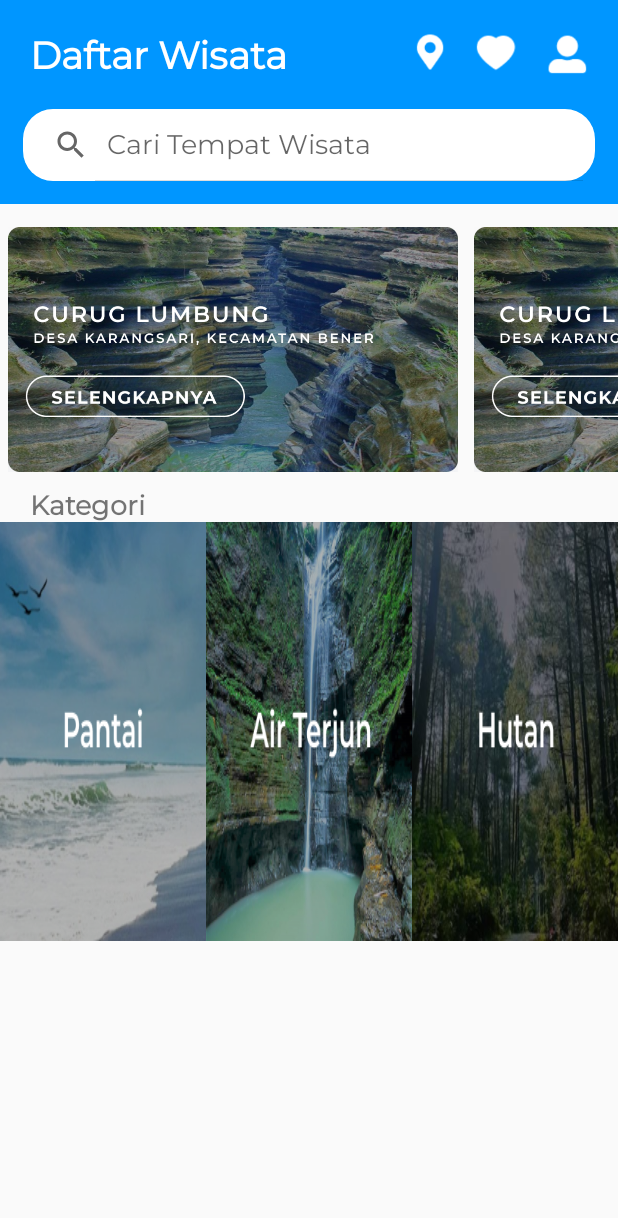
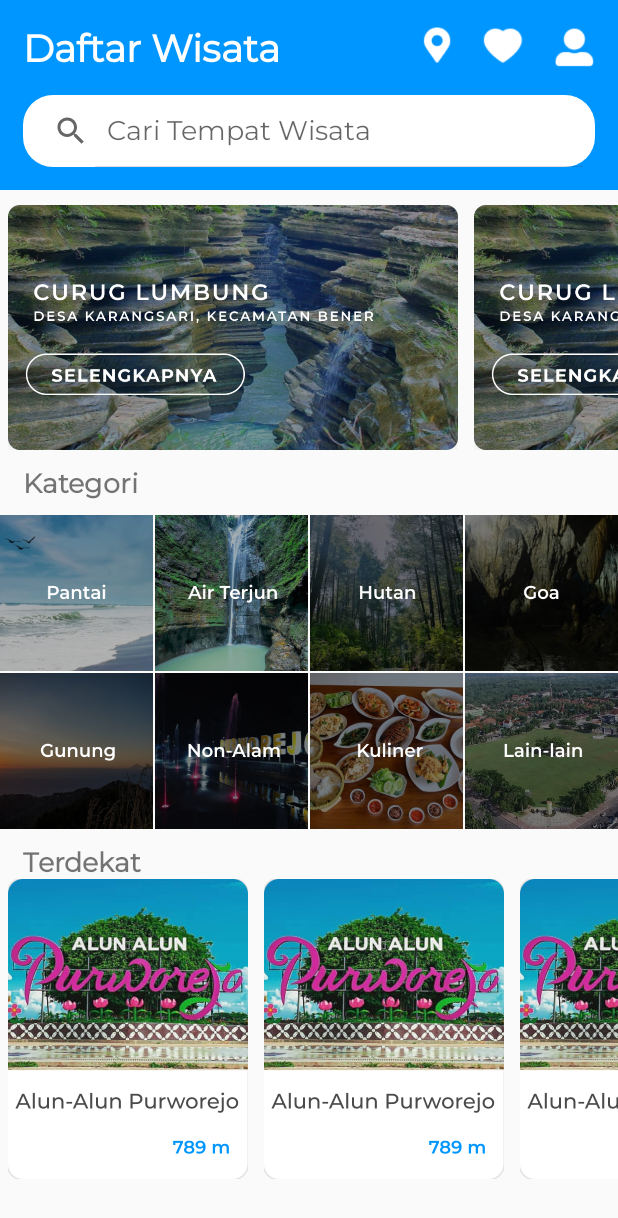
Before and after one commit to sakanusiw/TravelPurworejo, an Android app: the screen it shows after launch (HomeActivity), on a phone screen of 412 x 824 dp. Shown: the top 1218 px of the screen. Run offline under Robolectric (Android 15) with nearby library versions, the phone set to English and light mode, and no system bars.

Commit message:
added more categories and near places feature

```diff
--- a/app/src/main/java/com/example/travelpurworejo/HomeActivity.kt
+++ b/app/src/main/java/com/example/travelpurworejo/HomeActivity.kt
@@ -7,7 +7,8 @@ import android.view.MenuItem
 import android.widget.SearchView
 import androidx.recyclerview.widget.LinearLayoutManager
 import androidx.recyclerview.widget.RecyclerView
-import com.example.travelpurworejo.RecyclerView.MyAdapter
+import com.example.travelpurworejo.RecyclerView.CardAdapter
+import com.example.travelpurworejo.RecyclerView.NearbyAdapter
 
 class HomeActivity : AppCompatActivity() {
 
@@ -31,8 +32,20 @@ class HomeActivity : AppCompatActivity() {
         imageResources.add(R.drawable.curug_lumbung)
         imageResources.add(R.drawable.curug_lumbung)
 
-        val adapter = MyAdapter(imageResources)
+        val adapter = CardAdapter(imageResources)
         recyclerView.adapter = adapter
+
+        val recyclerView1: RecyclerView = findViewById(R.id.recyclerView1)
+        recyclerView1.layoutManager = LinearLayoutManager(this, LinearLayoutManager.HORIZONTAL, false) // Use other layout managers for grid, staggered grid, etc.
+
+        val imageResources1 = mutableListOf<Int>() // Replace with a list of drawable resources
+        // Add resource IDs to imageResources here
+        imageResources1.add(R.drawable.nearby_alunalun)
+        imageResources1.add(R.drawable.nearby_alunalun)
+        imageResources1.add(R.drawable.nearby_alunalun)
+
+        val adapter1 = NearbyAdapter(imageResources1)
+        recyclerView1.adapter = adapter1
     }
 
     override fun onCreateOptionsMenu(menu: Menu?): Boolean {
--- /dev/null
+++ b/app/src/main/java/com/example/travelpurworejo/RecyclerView/CardAdapter.kt
@@ -0,0 +1,30 @@
+package com.example.travelpurworejo.RecyclerView
+
+import android.view.LayoutInflater
+import android.view.View
+import android.view.ViewGroup
+import android.widget.ImageButton
+import androidx.recyclerview.widget.RecyclerView
+import com.example.travelpurworejo.R
+
+class CardAdapter(private val dataList: List<Int>) : RecyclerView.Adapter<CardAdapter.ViewHolder>() {
+
+    override fun onCreateViewHolder(parent: ViewGroup, viewType: Int): ViewHolder {
+        val view = LayoutInflater.from(parent.context)
+            .inflate(R.layout.item_card_layout, parent, false)
+        return ViewHolder(view)
+    }
+
+    override fun onBindViewHolder(holder: ViewHolder, position: Int) {
+        val imageResource = dataList[position]
+        holder.imageButton.setImageResource(imageResource)
+    }
+
+    override fun getItemCount(): Int {
+        return dataList.size
+    }
+
+    class ViewHolder(itemView: View) : RecyclerView.ViewHolder(itemView) {
+        val imageButton: ImageButton = itemView.findViewById(R.id.imageButton1)
+    }
+}
--- a/app/src/main/java/com/example/travelpurworejo/RecyclerView/Adapter.kt
+++ b/app/src/main/java/com/example/travelpurworejo/RecyclerView/NearbyAdapter.kt
@@ -7,11 +7,11 @@ import android.widget.ImageButton
 import androidx.recyclerview.widget.RecyclerView
 import com.example.travelpurworejo.R
 
-class MyAdapter(private val dataList: List<Int>) : RecyclerView.Adapter<MyAdapter.ViewHolder>() {
+class NearbyAdapter(private val dataList: List<Int>) : RecyclerView.Adapter<NearbyAdapter.ViewHolder>() {
 
     override fun onCreateViewHolder(parent: ViewGroup, viewType: Int): ViewHolder {
         val view = LayoutInflater.from(parent.context)
-            .inflate(R.layout.item1_layout, parent, false)
+            .inflate(R.layout.item_nearby_layout, parent, false)
         return ViewHolder(view)
     }
 
@@ -25,6 +25,6 @@ class MyAdapter(private val dataList: List<Int>) : RecyclerView.Adapter<MyAdapte
     }
 
     class ViewHolder(itemView: View) : RecyclerView.ViewHolder(itemView) {
-        val imageButton: ImageButton = itemView.findViewById(R.id.imageButton1)
+        val imageButton: ImageButton = itemView.findViewById(R.id.imageButton2)
     }
 }
--- a/app/src/main/res/layout/activity_home.xml
+++ b/app/src/main/res/layout/activity_home.xml
@@ -8,24 +8,26 @@
     tools:ignore="HardcodedText">
 
     <!-- Auto layout, variables, and unit scale are not yet supported -->
+
     <LinearLayout
         android:id="@+id/navBar"
-        android:layout_marginBottom="10dp"
         android:layout_width="match_parent"
         android:layout_height="wrap_content"
         android:layout_alignParentStart="true"
         android:layout_alignParentTop="true"
+        android:layout_marginBottom="10dp"
         android:background="@color/mainBlue"
         android:orientation="vertical"
+        app:layout_constraintTop_toTopOf="parent"
+        app:layout_constraintBottom_toTopOf="@id/recyclerView"
         app:layout_constraintEnd_toEndOf="parent"
-        app:layout_constraintStart_toStartOf="parent"
-        app:layout_constraintTop_toTopOf="parent">
+        app:layout_constraintStart_toStartOf="parent">
 
         <LinearLayout
             android:id="@+id/navBar1"
             android:layout_width="match_parent"
             android:layout_height="wrap_content"
-            android:layout_margin="20dp"
+            android:layout_margin="15dp"
             android:orientation="horizontal"
             tools:ignore="UselessParent">
 
@@ -41,26 +43,26 @@
             <LinearLayout
                 android:layout_width="match_parent"
                 android:layout_height="wrap_content"
-                android:orientation="horizontal"
-                android:gravity="end|center_vertical">   <!-- Set gravity to "end" to align the ImageButton to the right -->
+                android:gravity="end|center_vertical"
+                android:orientation="horizontal">   <!-- Set gravity to "end" to align the ImageButton to the right -->
 
                 <!-- Add other views here if needed -->
 
                 <ImageButton
-                    android:layout_marginRight="15dp"
                     android:layout_width="28dp"
                     android:layout_height="28dp"
-                    android:src="@drawable/gps"
+                    android:layout_marginRight="15dp"
                     android:background="?selectableItemBackgroundBorderless"
-                    android:scaleType="fitXY"/>
+                    android:scaleType="fitXY"
+                    android:src="@drawable/gps" />
 
                 <ImageButton
-                    android:layout_marginRight="15dp"
                     android:layout_width="30dp"
                     android:layout_height="30dp"
-                    android:src="@drawable/love"
+                    android:layout_marginRight="15dp"
                     android:background="?selectableItemBackgroundBorderless"
-                    android:scaleType="fitXY"/>
+                    android:scaleType="fitXY"
+                    android:src="@drawable/love" />
 
                 <ImageButton
                     android:layout_width="30dp"
@@ -86,63 +88,142 @@
 
     <androidx.recyclerview.widget.RecyclerView
         android:id="@+id/recyclerView"
-        android:orientation="horizontal"
-        android:layout_marginTop="15dp"
         android:layout_width="match_parent"
         android:layout_height="wrap_content"
-        app:layout_constraintTop_toBottomOf="@+id/navBar"
-        app:layout_constraintStart_toStartOf="parent"
-        app:layout_constraintEnd_toEndOf="parent"/>
+        android:orientation="horizontal"
+        app:layout_constraintTop_toBottomOf="@id/navBar"
+        app:layout_constraintBottom_toTopOf="@id/textViewKategori"
+        app:layout_constraintEnd_toEndOf="parent"
+        app:layout_constraintStart_toStartOf="parent" />
 
     <TextView
         android:id="@+id/textViewKategori"
         android:layout_width="match_parent"
         android:layout_height="wrap_content"
+        android:layout_marginHorizontal="15dp"
         android:layout_marginVertical="10dp"
-        android:layout_marginHorizontal="20dp"
-        app:layout_constraintTop_toBottomOf="@id/recyclerView"
-        app:layout_constraintStart_toStartOf="parent"
-        app:layout_constraintEnd_toEndOf="parent"
         android:text="Kategori"
         android:textSize="18sp"
-        android:textStyle="bold"/>
+        android:textStyle="bold"
+        app:layout_constraintBottom_toTopOf="@id/linearLayoutKategori"
+        app:layout_constraintEnd_toEndOf="parent"
+        app:layout_constraintStart_toStartOf="parent"
+        app:layout_constraintTop_toBottomOf="@id/recyclerView" />
 
     <LinearLayout
         android:id="@+id/linearLayoutKategori"
-        android:orientation="horizontal"
         android:layout_width="match_parent"
         android:layout_height="wrap_content"
-        app:layout_constraintTop_toBottomOf="@+id/textViewKategori"
+        android:orientation="horizontal"
+        app:layout_constraintBottom_toTopOf="@id/linearLayoutKategori1"
+        app:layout_constraintEnd_toEndOf="parent"
         app:layout_constraintStart_toStartOf="parent"
-        app:layout_constraintEnd_toEndOf="parent">
+        app:layout_constraintTop_toBottomOf="@+id/textViewKategori">
 
         <ImageButton
             android:layout_width="wrap_content"
-            android:layout_height="fill_parent"
+            android:layout_height="104dp"
+            android:layout_marginEnd="1dp"
             android:layout_weight="1"
-            android:src="@drawable/categ_pantai"
             android:background="?selectableItemBackgroundBorderless"
-            android:scaleType="fitXY"/>
+            android:scaleType="fitXY"
+            android:src="@drawable/categ_pantai" />
 
         <ImageButton
             android:layout_width="wrap_content"
-            android:layout_height="wrap_content"
+            android:layout_height="104dp"
+            android:layout_marginEnd="1dp"
             android:layout_weight="1"
-            android:src="@drawable/categ_airterjun"
             android:background="?selectableItemBackgroundBorderless"
-            android:scaleType="fitXY"/>
+            android:scaleType="fitXY"
+            android:src="@drawable/categ_airterjun" />
 
         <ImageButton
             android:layout_width="wrap_content"
-            android:layout_height="wrap_content"
+            android:layout_height="104dp"
+            android:layout_marginEnd="1dp"
             android:layout_weight="1"
-            android:src="@drawable/categ_hutan"
             android:background="?selectableItemBackgroundBorderless"
-            android:scaleType="fitXY"/>
+            android:scaleType="fitXY"
+            android:src="@drawable/categ_hutan" />
 
+        <ImageButton
+            android:layout_width="wrap_content"
+            android:layout_height="104dp"
+            android:layout_weight="1"
+            android:background="?selectableItemBackgroundBorderless"
+            android:scaleType="fitXY"
+            android:src="@drawable/categ_goa" />
 
     </LinearLayout>
 
+    <LinearLayout
+        android:id="@+id/linearLayoutKategori1"
+        android:layout_width="match_parent"
+        android:layout_height="wrap_content"
+        android:layout_marginTop="1dp"
+        android:orientation="horizontal"
+        app:layout_constraintEnd_toEndOf="parent"
+        app:layout_constraintStart_toStartOf="parent"
+        app:layout_constraintTop_toBottomOf="@+id/linearLayoutKategori">
 
+        <ImageButton
+            android:layout_width="wrap_content"
+            android:layout_height="104dp"
+            android:layout_marginEnd="1dp"
+            android:layout_weight="1"
+            android:background="?selectableItemBackgroundBorderless"
+            android:scaleType="fitXY"
+            android:src="@drawable/categ_gunung" />
+
+        <ImageButton
+            android:layout_width="wrap_content"
+            android:layout_height="104dp"
+            android:layout_marginEnd="1dp"
+            android:layout_weight="1"
+            android:background="?selectableItemBackgroundBorderless"
+            android:scaleType="fitXY"
+            android:src="@drawable/categ_nonalam" />
+
+        <ImageButton
+            android:layout_width="wrap_content"
+            android:layout_height="104dp"
+            android:layout_marginEnd="1dp"
+            android:layout_weight="1"
+            android:background="?selectableItemBackgroundBorderless"
+            android:scaleType="fitXY"
+            android:src="@drawable/categ_kuliner" />
+
+        <ImageButton
+            android:layout_width="wrap_content"
+            android:layout_height="104dp"
+            android:layout_weight="1"
+            android:background="?selectableItemBackgroundBorderless"
+            android:scaleType="fitXY"
+            android:src="@drawable/categ_lainlain" />
+
+    </LinearLayout>
+
+    <TextView
+        android:id="@+id/textViewTerdekat"
+        android:layout_width="match_parent"
+        android:layout_height="wrap_content"
+        android:layout_marginHorizontal="15dp"
+        android:layout_marginVertical="10dp"
+        android:text="Terdekat"
+        android:textSize="18sp"
+        android:textStyle="bold"
+        app:layout_constraintEnd_toEndOf="parent"
+        app:layout_constraintStart_toStartOf="parent"
+        app:layout_constraintTop_toBottomOf="@id/linearLayoutKategori1" />
+
+    <androidx.recyclerview.widget.RecyclerView
+        android:id="@+id/recyclerView1"
+        android:layout_width="match_parent"
+        android:layout_height="wrap_content"
+        android:orientation="horizontal"
+        app:layout_constraintTop_toBottomOf="@id/textViewTerdekat"
+        app:layout_constraintEnd_toEndOf="parent"
+        app:layout_constraintStart_toStartOf="parent" />
 
 </androidx.constraintlayout.widget.ConstraintLayout>
--- /dev/null
+++ b/app/src/main/res/layout/item_nearby_layout.xml
@@ -0,0 +1,16 @@
+<?xml version="1.0" encoding="utf-8"?>
+<LinearLayout xmlns:android="http://schemas.android.com/apk/res/android"
+    android:layout_width="wrap_content"
+    android:layout_height="wrap_content"
+    android:orientation="horizontal"
+    android:layout_marginHorizontal="5dp">
+
+    <ImageButton
+        android:id="@+id/imageButton2"
+        android:layout_width="160dp"
+        android:layout_height="200dp"
+        android:src="@drawable/nearby_alunalun"
+        android:background="?selectableItemBackgroundBorderless"
+        android:scaleType="fitXY"/>
+
+</LinearLayout>
```
Also changed, not shown: app/src/main/res/drawable/categ_goa.png (added), app/src/main/res/drawable/categ_gunung.png (added), app/src/main/res/drawable/categ_kuliner.png (added), app/src/main/res/drawable/categ_lainlain.png (added), app/src/main/res/drawable/categ_nonalam.png (added), app/src/main/res/drawable/nearby_alunalun.png (added), app/src/main/res/layout/item_card_layout.xml (renamed from app/src/main/res/layout/item1_layout.xml).
